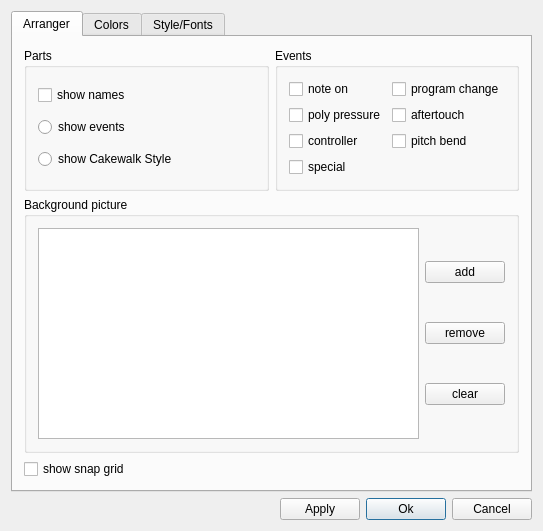
Above: muse2/muse/widgets/appearancebase.ui from emrum/muse before the change. Below: the same form after it.
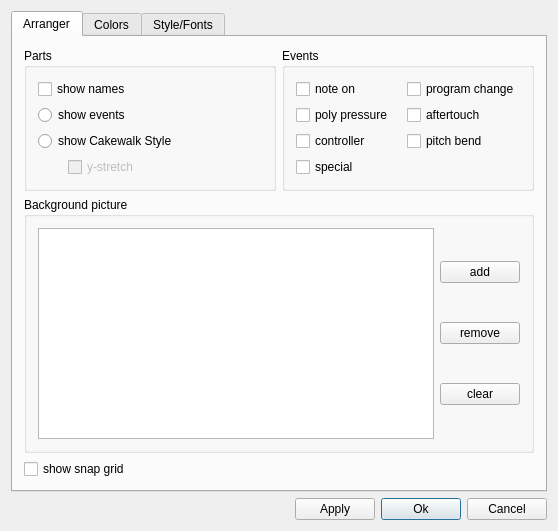
That is the form after the change.

Commit message: - changed appeareance settings to be able to choose between "y-stretch"  and "no y-stretch" in cakewalk mode - when changing Midi to Drum or Drum to Midi in tlist, now a songChanged()   gets emitted (fixes bug: slivers were not redrawn when changing that)

Patch:
```diff
--- a/muse2/muse/widgets/appearancebase.ui
+++ b/muse2/muse/widgets/appearancebase.ui
@@ -6,7 +6,7 @@
    <rect>
     <x>0</x>
     <y>0</y>
-    <width>538</width>
+    <width>558</width>
     <height>531</height>
    </rect>
   </property>
@@ -69,6 +69,39 @@
             </property>
            </widget>
           </item>
+          <item>
+           <layout class="QHBoxLayout" name="horizontalLayout_4">
+            <item>
+             <spacer name="horizontalSpacer">
+              <property name="orientation">
+               <enum>Qt::Horizontal</enum>
+              </property>
+              <property name="sizeType">
+               <enum>QSizePolicy::Maximum</enum>
+              </property>
+              <property name="sizeHint" stdset="0">
+               <size>
+                <width>30</width>
+                <height>20</height>
+               </size>
+              </property>
+             </spacer>
+            </item>
+            <item>
+             <widget class="QCheckBox" name="partCakeStretch">
+              <property name="enabled">
+               <bool>false</bool>
+              </property>
+              <property name="text">
+               <string>y-stretch</string>
+              </property>
+              <property name="checked">
+               <bool>false</bool>
+              </property>
+             </widget>
+            </item>
+           </layout>
+          </item>
          </layout>
         </widget>
        </item>
```
Left out of the diff: 19 changed lines with no effect on the pictures. The commit also changes 3 other files.
